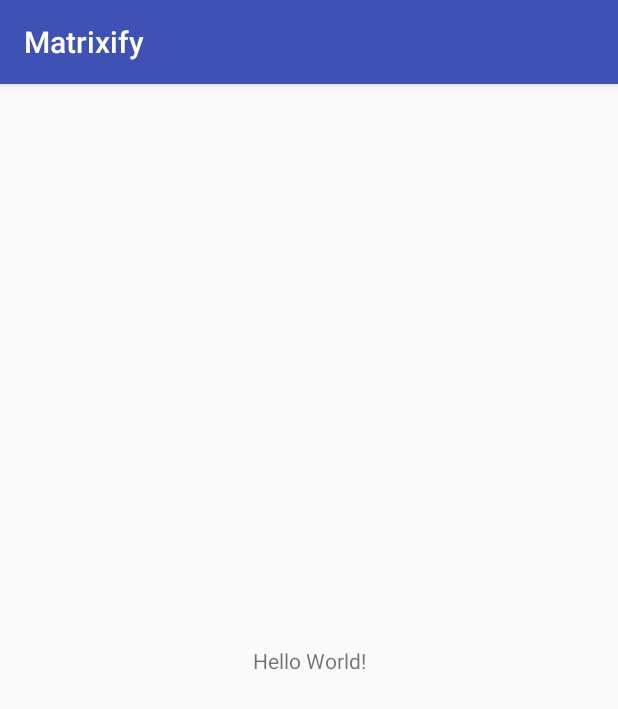
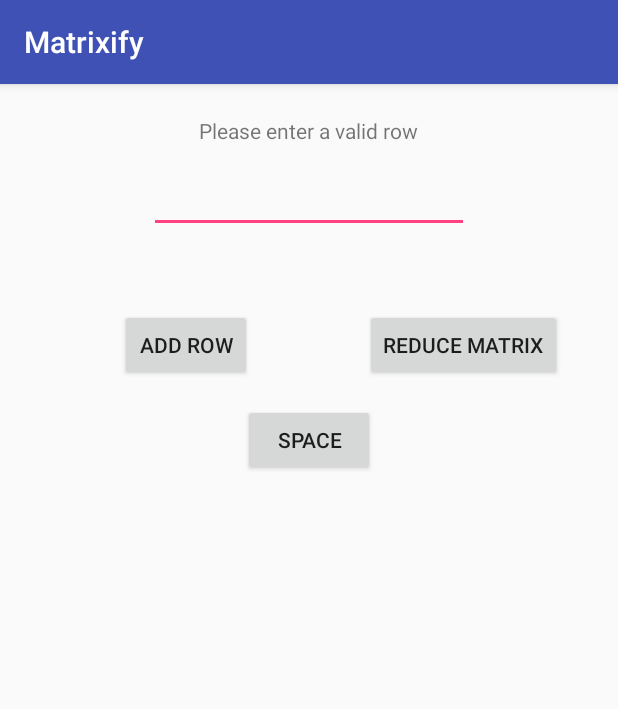
Before and after one commit to ahmedhhw/Matrixify, an Android app: the screen it shows after launch (MatrixActivity), on a phone screen of 412 x 824 dp. Shown: the top 709 px of the screen. Run offline under Robolectric (Android 15) with nearby library versions, the phone set to English and light mode, and no system bars.

Commit message:
GUI implemented, working prototype.
Known bugs:
Space button causes focus of keyboard cursor to focus on the left instead of right.

```diff
--- a/app/build.gradle
+++ b/app/build.gradle
@@ -16,6 +16,10 @@ android {
             proguardFiles getDefaultProguardFile('proguard-android.txt'), 'proguard-rules.pro'
         }
     }
+    compileOptions {
+        targetCompatibility 1.8
+        sourceCompatibility 1.8
+    }
 }
 
 dependencies {
--- a/app/src/main/java/com/doublea/Rational.java
+++ b/app/src/main/java/com/doublea/Rational.java
@@ -56,6 +56,7 @@ public class Rational {
     }
 
     /**
+     * @TODO Improve effeciency
      * Finds the greatest common factor between top and bottom
      * @return greatest common factor
      */
--- a/app/src/main/java/com/doublea/matrixify/MatrixActivity.java
+++ b/app/src/main/java/com/doublea/matrixify/MatrixActivity.java
@@ -2,12 +2,67 @@ package com.doublea.matrixify;
 
 import android.support.v7.app.AppCompatActivity;
 import android.os.Bundle;
+import android.widget.Button;
+import android.widget.EditText;
+import android.widget.ScrollView;
+import android.widget.TextView;
+
+import com.doublea.*;
+import com.doublea.ArrayList;
+import com.doublea.Rational;
 
 public class MatrixActivity extends AppCompatActivity {
+    private MatrixOperations matrix;
+    private Button addRow;
+    private Button reduce;
+    private Button space;
+    private EditText input;
+    private TextView communicate;
+    private TextView output;
 
     @Override
     protected void onCreate(Bundle savedInstanceState) {
         super.onCreate(savedInstanceState);
         setContentView(R.layout.activity_matrix);
+
+        //Initiating matrix
+        matrix = new MatrixOperations();
+        matrix.initiateMatrix();
+
+        //Initiating widgets
+        addRow = findViewById(R.id.btnRow);
+        reduce = findViewById(R.id.btnReduce);
+        space = findViewById(R.id.btnSpace);
+        input = findViewById(R.id.txtIn);
+        communicate = findViewById(R.id.txtCommWithUser);
+        output = findViewById(R.id.txtOutPut);
+        communicate.setText("Please enter a valid row");
+
+        //Doing the Commands
+        addRow.setOnClickListener(e -> addNewRow());
+        reduce.setOnClickListener(e -> reduce());
+        space.setOnClickListener(e -> addSpace());
+    }
+
+    private void addSpace() {
+        input.setText(input.getText() + " ");
+    }
+
+    private void addNewRow() {
+        String in = input.getText().toString();
+        String arr[] = in.split(" ");
+        if (matrix.checkForValidity(arr)){
+            matrix.newMatrixRow(arr);
+        }else{
+            communicate.setText("Row is invalid");
+            return;
+        }
+        output.setText(matrix.print());
+        input.setText("");
+    }
+    private void reduce() {
+        matrix.reduce();
+        input.setText("");
+        output.setText(matrix.print());
     }
 }
--- a/app/src/main/res/layout/activity_matrix.xml
+++ b/app/src/main/res/layout/activity_matrix.xml
@@ -1,18 +1,64 @@
 <?xml version="1.0" encoding="utf-8"?>
-<android.support.constraint.ConstraintLayout xmlns:android="http://schemas.android.com/apk/res/android"
-    xmlns:app="http://schemas.android.com/apk/res-auto"
-    xmlns:tools="http://schemas.android.com/tools"
-    android:layout_width="match_parent"
-    android:layout_height="match_parent"
-    tools:context="com.doublea.matrixify.MatrixActivity">
+<RelativeLayout xmlns:android="http://schemas.android.com/apk/res/android"
+    android:layout_width="match_parent" android:layout_height="match_parent">
 
     <TextView
+        android:id="@+id/txtOutPut"
+        android:layout_width="match_parent"
+        android:layout_height="238dp"
+        android:layout_alignParentStart="true"
+        android:layout_alignParentTop="true"
+        android:layout_marginTop="273dp"
+        android:textSize="44dp"
+        android:text=""
+        >
+    </TextView>
+
+    <Button
+        android:id="@+id/btnRow"
         android:layout_width="wrap_content"
         android:layout_height="wrap_content"
-        android:text="Hello World!"
-        app:layout_constraintBottom_toBottomOf="parent"
-        app:layout_constraintLeft_toLeftOf="parent"
-        app:layout_constraintRight_toRightOf="parent"
-        app:layout_constraintTop_toTopOf="parent" />
+        android:layout_alignParentStart="true"
+        android:layout_alignParentTop="true"
+        android:layout_marginStart="80dp"
+        android:layout_marginTop="150dp"
+        android:text="Add row" />
 
-</android.support.constraint.ConstraintLayout>
+    <Button
+        android:id="@+id/btnReduce"
+        android:layout_width="wrap_content"
+        android:layout_height="wrap_content"
+        android:layout_alignParentEnd="true"
+        android:layout_alignTop="@+id/btnRow"
+        android:layout_marginEnd="37dp"
+        android:text="Reduce Matrix" />
+
+    <TextView
+        android:id="@+id/txtCommWithUser"
+        android:layout_width="wrap_content"
+        android:layout_height="wrap_content"
+        android:layout_alignParentTop="true"
+        android:layout_centerHorizontal="true"
+        android:layout_marginTop="21dp"
+        android:text="" />
+
+    <Button
+        android:id="@+id/btnSpace"
+        android:layout_width="wrap_content"
+        android:layout_height="wrap_content"
+        android:layout_alignParentTop="true"
+        android:layout_centerHorizontal="true"
+        android:layout_marginTop="213dp"
+        android:text="space" />
+
+    <EditText
+        android:id="@+id/txtIn"
+        android:layout_width="wrap_content"
+        android:layout_height="wrap_content"
+        android:layout_alignParentTop="true"
+        android:layout_centerHorizontal="true"
+        android:layout_marginTop="54dp"
+        android:ems="10"
+        android:inputType="number" />
+
+</RelativeLayout>
```
Also changed, not shown: app/src/main/java/com/doublea/MatrixOperations.java (added, +134 -0 lines), app/src/main/java/com/doublea/mainClass.java (deleted, +0 -172 lines), 2 other files.
